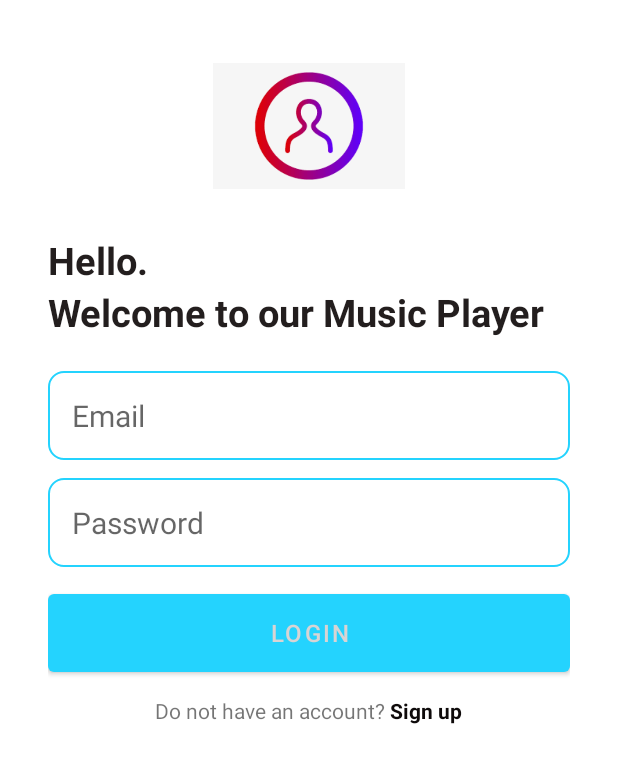
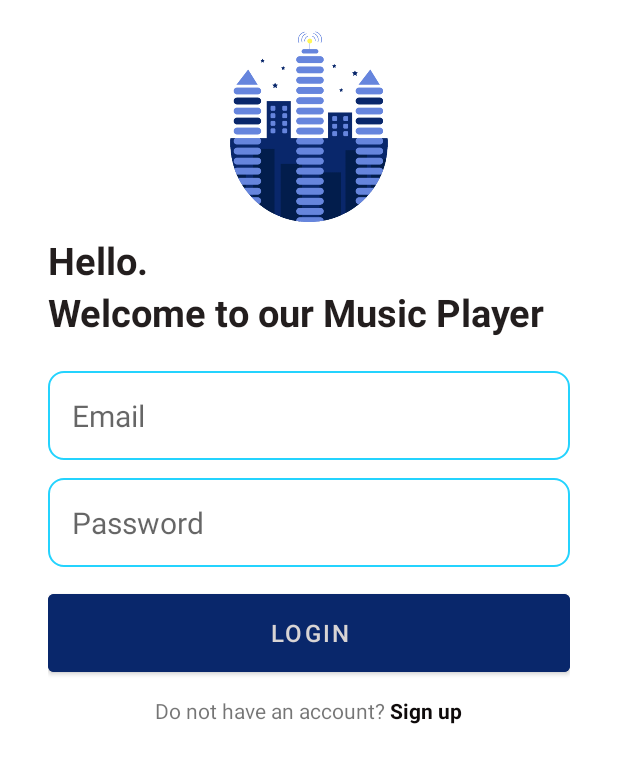
Before and after one commit to trungdongphuoca/MusicApp, an Android app: the screen it shows after launch (LoginActivity), on a phone screen of 412 x 824 dp. Shown: the top 763 px of the screen. Run offline under Robolectric (Android 15) with nearby library versions, the phone set to English and light mode, and no system bars; our stand-ins replace Firebase (no records; nobody signed in at launch, a user with empty details on screens opened directly).

Commit message:
update UI loading page, login and signin

```diff
--- a/app/src/main/AndroidManifest.xml
+++ b/app/src/main/AndroidManifest.xml
@@ -10,10 +10,10 @@
         android:allowBackup="true"
         android:dataExtractionRules="@xml/data_extraction_rules"
         android:fullBackupContent="@xml/backup_rules"
-        android:icon="@mipmap/ic_launcher"
+        android:icon="@drawable/logo"
         android:label="@string/app_name"
         android:requestLegacyExternalStorage="true"
-        android:roundIcon="@mipmap/ic_launcher_round"
+        android:roundIcon="@drawable/logo"
         android:supportsRtl="true"
         android:theme="@style/Theme.MusicApp"
         tools:targetApi="31">
--- a/app/src/main/res/layout/activity_add_account.xml
+++ b/app/src/main/res/layout/activity_add_account.xml
@@ -15,7 +15,7 @@
         android:layout_height="128dp"
         android:layout_centerHorizontal="true"
         android:layout_marginVertical="8dp"
-        android:src="@drawable/add_account" />
+        android:src="@drawable/logo" />
     <LinearLayout
         android:layout_width="match_parent"
         android:layout_height="wrap_content"
@@ -94,6 +94,7 @@
             android:text="Create Account"
             android:layout_marginTop="12dp"
             android:textSize="16sp"
+            android:backgroundTint="@color/colorButton"
             />
         <ProgressBar
             android:layout_width="24dp"
--- a/app/src/main/res/layout/activity_login.xml
+++ b/app/src/main/res/layout/activity_login.xml
@@ -14,7 +14,7 @@
         android:layout_height="128dp"
         android:layout_centerHorizontal="true"
         android:layout_marginVertical="8dp"
-        android:src="@drawable/login" />
+        android:src="@drawable/logo" />
     <LinearLayout
         android:layout_width="match_parent"
         android:layout_height="wrap_content"
@@ -80,6 +80,8 @@
             android:layout_height="64dp"
             android:id="@+id/loginBtn"
             android:text="Login"
+            android:textColor="@color/white"
+            android:backgroundTint="@color/colorButton"
             android:layout_marginTop="12dp"
             android:textSize="16sp"
             />
--- a/app/src/main/res/values/colors.xml
+++ b/app/src/main/res/values/colors.xml
@@ -5,6 +5,6 @@
     <color name="teal_700">#FF018786</color>
     <color name="black">#231E1E</color>
     <color name="white">#D8D4D4</color>
-
+    <color name="colorButton">#09276B</color>
     <color name="underline">#473E3E</color>
 </resources>
--- a/build.gradle
+++ b/build.gradle
@@ -4,6 +4,6 @@ buildscript {
     }
 }// Top-level build file where you can add configuration options common to all sub-projects/modules.
 plugins {
-    id 'com.android.application' version '7.2.2' apply false
-    id 'com.android.library' version '7.2.2' apply false
+    id 'com.android.application' version '7.3.1' apply false
+    id 'com.android.library' version '7.3.1' apply false
 }
```
Also changed, not shown: app/src/main/res/layout/activity_start.xml (+9 -3 lines), app/src/main/res/drawable-v24/add_account.png (deleted), app/src/main/res/drawable-v24/login.png (deleted), app/src/main/res/drawable-v24/logo.png (added).
